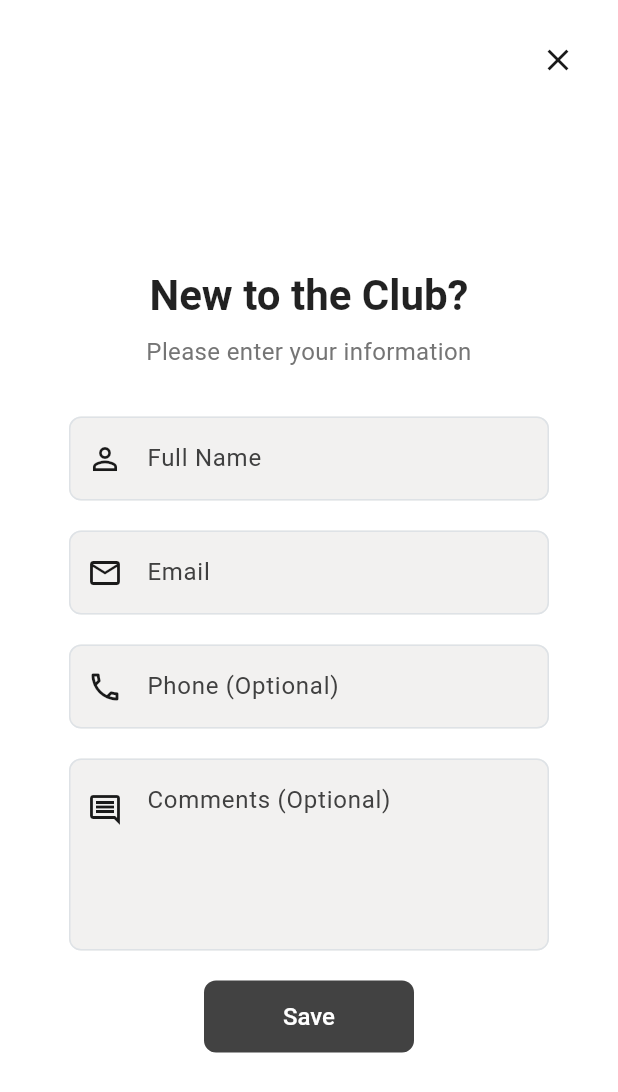
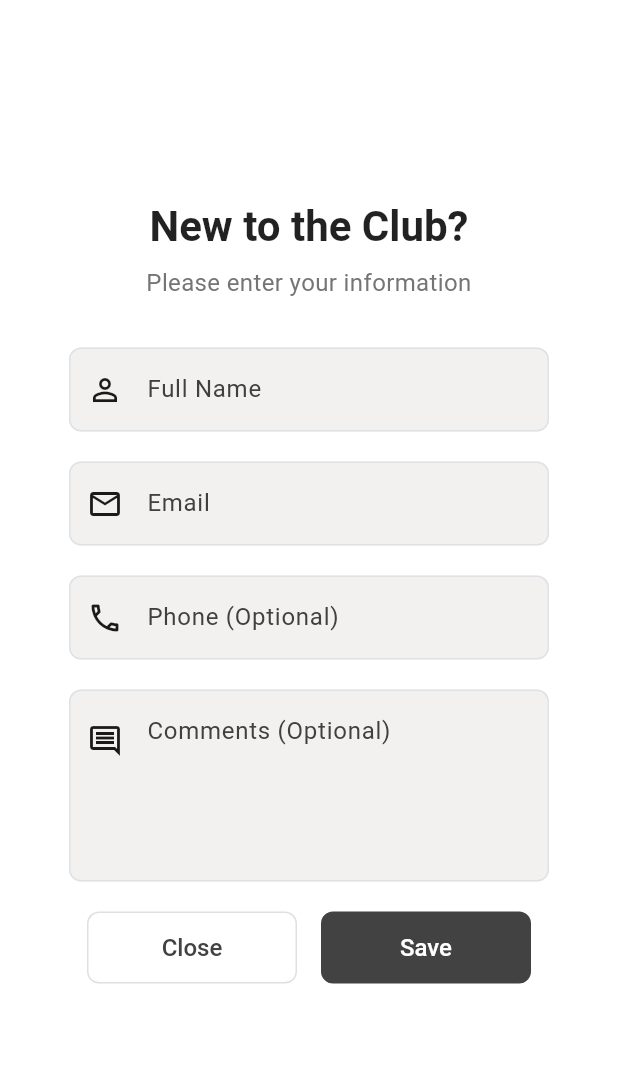
Before and after one commit to sid-kiwilab/toastmasters_daily, a Flutter app: the GuestEntryWidget screen opened directly with empty values, on a phone screen of 412 x 824 dp. Shown: the top 1092 px of the screen. Run offline on Flutter 3.47's test engine with Material 3 defaults, Android fonts, the phone set to English and light mode, and no system bars; our stand-ins replace cloud_firestore, cloud_functions, file_picker, firebase_auth, firebase_core, firebase_storage and 3 more; missing offline and left inert: dart:html, pdf_render; accounts and stored records are empty; Roboto replaces fonts that are missing (OldschoolGrotesk); statements that could not run were skipped.

```diff
--- a/lib/widgets/guest_entry_widget.dart
+++ b/lib/widgets/guest_entry_widget.dart
@@ -187,9 +187,16 @@ class _GuestEntryWidgetState extends State<GuestEntryWidget> {
           const SnackBar(
             content: Text('Thank you! Your information has been saved.'),
             backgroundColor: Colors.green,
-            duration: Duration(seconds: 3),
+            duration: Duration(seconds: 1),
           ),
         );
+
+        // Close the widget after 1 second
+        Future.delayed(const Duration(seconds: 1), () {
+          if (mounted) {
+            Navigator.of(context).pop();
+          }
+        });
       }
     } catch (e) {
       print('Error saving guest info: $e');
@@ -208,27 +215,6 @@ class _GuestEntryWidgetState extends State<GuestEntryWidget> {
       body: SafeArea(
         child: Column(
           children: [
-            // Close button at top
-            Padding(
-              padding: const EdgeInsets.all(16.0),
-              child: Row(
-                mainAxisAlignment: MainAxisAlignment.end,
-                children: [
-                  Container(
-                    decoration: BoxDecoration(
-                      color: theme.colorScheme.surface,
-                      borderRadius: BorderRadius.circular(8),
-                    ),
-                    child: IconButton(
-                      icon: const Icon(Icons.close),
-                      onPressed: () => Navigator.of(context).pop(),
-                      padding: const EdgeInsets.all(8),
-                      constraints: const BoxConstraints(),
-                    ),
-                  ),
-                ],
-              ),
-            ),
             // Content
             Expanded(
               child: Align(
@@ -441,6 +427,36 @@ class _GuestEntryWidgetState extends State<GuestEntryWidget> {
                               ),
                             ),
 
+                          // Buttons Row
+                          Row(
+                            mainAxisAlignment: MainAxisAlignment.center,
+                            children: [
+                              // Close Button
+                              SizedBox(
+                                width: 140,
+                                height: 48,
+                                child: OutlinedButton(
+                                  onPressed: () => Navigator.of(context).pop(),
+                                  style: OutlinedButton.styleFrom(
+                                    foregroundColor: const Color(0xFF424242),
+                                    side: const BorderSide(
+                                      color: Color(0xFFE0E0E0),
+                                      width: 1,
+                                    ),
+                                    shape: RoundedRectangleBorder(
+                                      borderRadius: BorderRadius.circular(8),
+                                    ),
+                                  ),
+                                  child: const Text(
+                                    'Close',
+                                    style: TextStyle(
+                                      fontSize: 16,
+                                      fontWeight: FontWeight.w500,
+                                    ),
+                                  ),
+                                ),
+                              ),
+                              const SizedBox(width: 16),
                               // Save Button
                               SizedBox(
                                 width: 140,
@@ -477,6 +493,8 @@ class _GuestEntryWidgetState extends State<GuestEntryWidget> {
                               ),
                             ],
                           ),
+                        ],
+                      ),
                     ),
                   ),
                 ),
```
Also changed, not shown: lib/screens/club_screen.dart (+29 -6 lines). Lines whose indentation alone changed are shown as unchanged.
